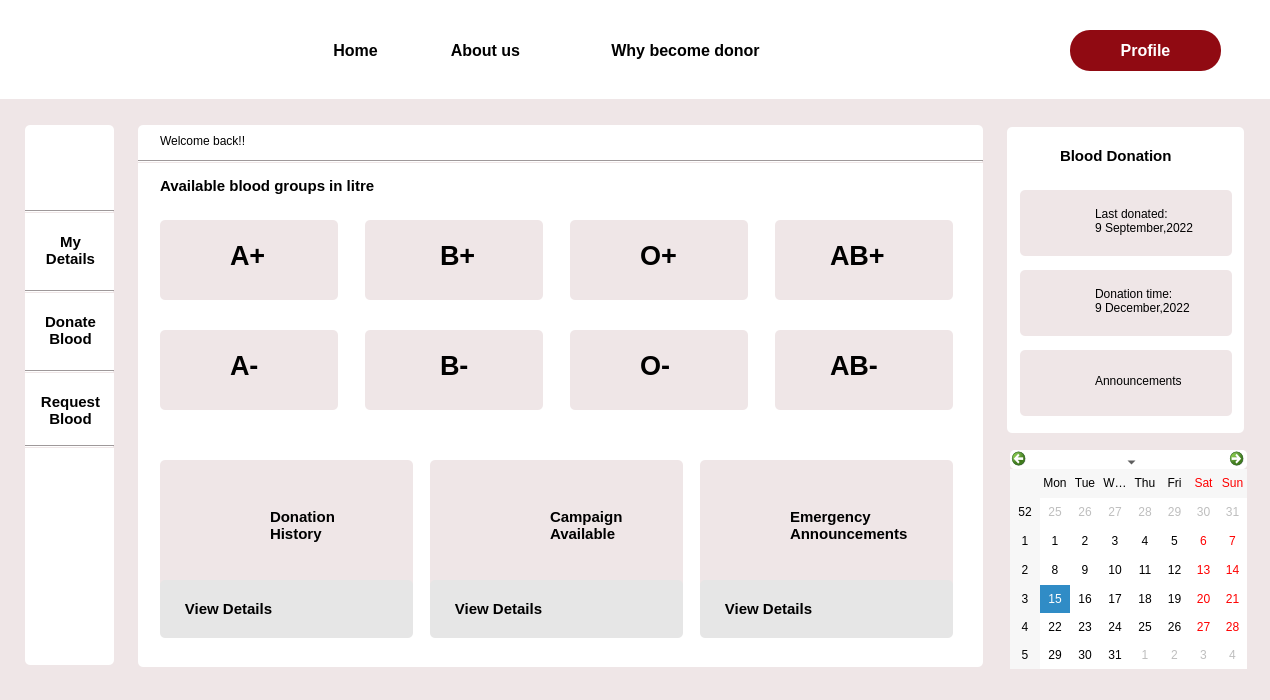
This is userDashboard.ui in Rista10/Final as Qt 5 draws it before an edit. The edited form follows.
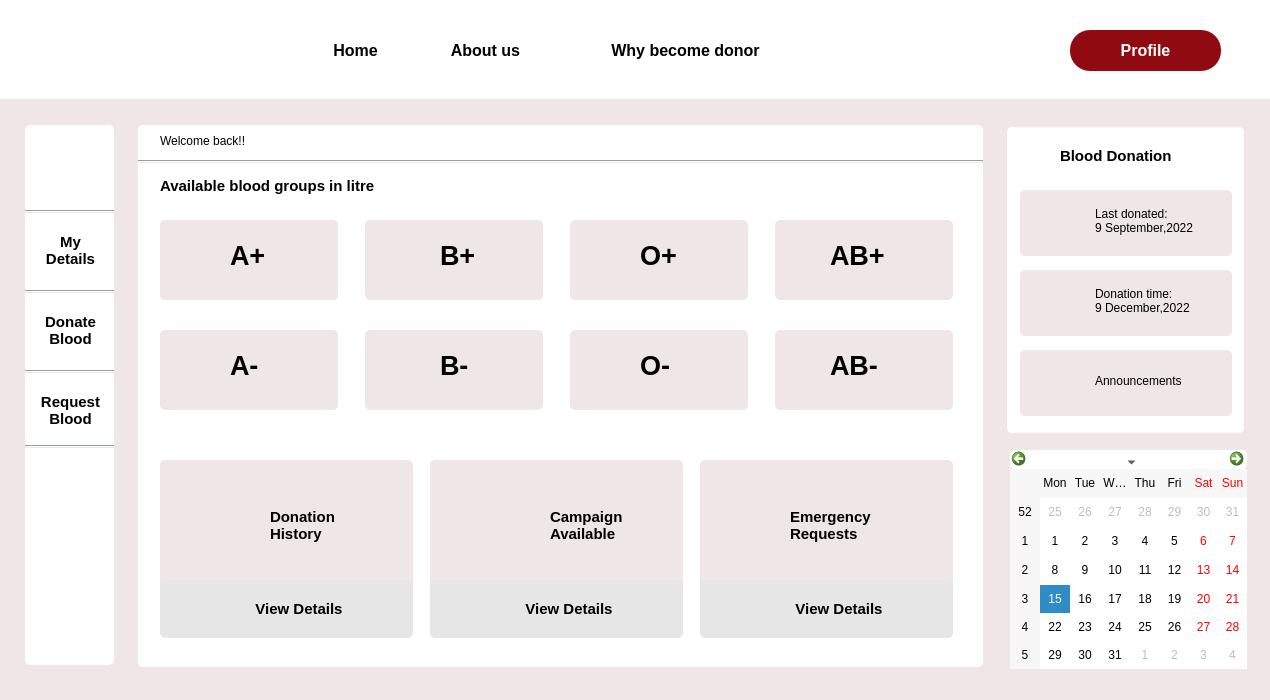
This is the edited form. Icons and pictures are not drawn.

Diff of the .ui file:
```diff
--- a/userDashboard.ui
+++ b/userDashboard.ui
@@ -16,36 +16,6 @@
   <property name="styleSheet">
    <string notr="true">background-color: #EFE6E7</string>
   </property>
-  <widget class="QLabel" name="label_22">
-   <property name="geometry">
-    <rect>
-     <x>700</x>
-     <y>580</y>
-     <width>253</width>
-     <height>58</height>
-    </rect>
-   </property>
-   <property name="font">
-    <font>
-     <pointsize>11</pointsize>
-     <bold>true</bold>
-    </font>
-   </property>
-   <property name="cursor">
-    <cursorShape>PointingHandCursor</cursorShape>
-   </property>
-   <property name="styleSheet">
-    <string notr="true">*{border-radius:5px;
-background-color: #E6E6E6;}
-
-#label_22::hover{
-border-botton:3px solid rgb(144, 10, 18);
-color: rgb(144, 10, 18);}</string>
-   </property>
-   <property name="text">
-    <string>      View Details</string>
-   </property>
-  </widget>
   <widget class="QLabel" name="label_41">
    <property name="geometry">
     <rect>
@@ -115,7 +85,7 @@
    </property>
    <property name="text">
     <string>Emergency
-Announcements</string>
+Requests</string>
    </property>
   </widget>
   <widget class="QLabel" name="label_37">
@@ -623,36 +593,6 @@
     <enum>Qt::Horizontal</enum>
    </property>
   </widget>
-  <widget class="QLabel" name="label_21">
-   <property name="geometry">
-    <rect>
-     <x>430</x>
-     <y>580</y>
-     <width>253</width>
-     <height>58</height>
-    </rect>
-   </property>
-   <property name="font">
-    <font>
-     <pointsize>11</pointsize>
-     <bold>true</bold>
-    </font>
-   </property>
-   <property name="cursor">
-    <cursorShape>PointingHandCursor</cursorShape>
-   </property>
-   <property name="styleSheet">
-    <string notr="true">*{border-radius:5px;
-background-color: #E6E6E6;}
-
-#label_21::hover{
-border-botton:3px solid rgb(144, 10, 18);
-color: rgb(144, 10, 18);}</string>
-   </property>
-   <property name="text">
-    <string>      View Details</string>
-   </property>
-  </widget>
   <widget class="QLabel" name="label_8">
    <property name="geometry">
     <rect>
@@ -804,37 +744,6 @@
     <string>B+</string>
    </property>
   </widget>
-  <widget class="QLabel" name="label_20">
-   <property name="geometry">
-    <rect>
-     <x>160</x>
-     <y>580</y>
-     <width>253</width>
-     <height>58</height>
-    </rect>
-   </property>
-   <property name="font">
-    <font>
-     <pointsize>11</pointsize>
-     <bold>true</bold>
-    </font>
-   </property>
-   <property name="cursor">
-    <cursorShape>PointingHandCursor</cursorShape>
-   </property>
-   <property name="styleSheet">
-    <string notr="true">*{border-radius:5px;
-background-color: #E6E6E6;}
-
-
-#label_20::hover{
-border-botton:3px solid rgb(144, 10, 18);
-color: rgb(144, 10, 18);}</string>
-   </property>
-   <property name="text">
-    <string>      View Details</string>
-   </property>
-  </widget>
   <widget class="QLabel" name="label_45">
    <property name="geometry">
     <rect>
@@ -1401,6 +1310,93 @@
     <string/>
    </property>
   </widget>
+  <widget class="QPushButton" name="pushButton">
+   <property name="geometry">
+    <rect>
+     <x>430</x>
+     <y>580</y>
+     <width>253</width>
+     <height>58</height>
+    </rect>
+   </property>
+   <property name="font">
+    <font>
+     <pointsize>11</pointsize>
+     <bold>true</bold>
+    </font>
+   </property>
+   <property name="styleSheet">
+    <string notr="true">#pushButton{border-radius:5px;
+background-color: #E6E6E6;}
+
+#pushButton::hover
+{
+
+	color: rgb(144, 10, 18);
+}</string>
+   </property>
+   <property name="text">
+    <string>      View Details</string>
+   </property>
+  </widget>
+  <widget class="QPushButton" name="pushButton_2">
+   <property name="geometry">
+    <rect>
+     <x>700</x>
+     <y>580</y>
+     <width>253</width>
+     <height>58</height>
+    </rect>
+   </property>
+   <property name="font">
+    <font>
+     <pointsize>11</pointsize>
+     <bold>true</bold>
+    </font>
+   </property>
+   <property name="styleSheet">
+    <string notr="true">#pushButton_2{border-radius:5px;
+background-color: #E6E6E6;}
+
+#pushButton_2::hover
+{
+
+	color: rgb(144, 10, 18);
+}</string>
+   </property>
+   <property name="text">
+    <string>      View Details</string>
+   </property>
+  </widget>
+  <widget class="QPushButton" name="pushButton_3">
+   <property name="geometry">
+    <rect>
+     <x>160</x>
+     <y>580</y>
+     <width>253</width>
+     <height>58</height>
+    </rect>
+   </property>
+   <property name="font">
+    <font>
+     <pointsize>11</pointsize>
+     <bold>true</bold>
+    </font>
+   </property>
+   <property name="styleSheet">
+    <string notr="true">#pushButton_3{border-radius:5px;
+background-color: #E6E6E6;}
+
+#pushButton_3::hover
+{
+
+	color: rgb(144, 10, 18);
+}</string>
+   </property>
+   <property name="text">
+    <string>      View Details</string>
+   </property>
+  </widget>
   <zorder>label</zorder>
   <zorder>label_3</zorder>
   <zorder>label_17</zorder>
@@ -1416,7 +1412,6 @@
   <zorder>label_24</zorder>
   <zorder>label_25</zorder>
   <zorder>label_2</zorder>
-  <zorder>label_22</zorder>
   <zorder>label_41</zorder>
   <zorder>about</zorder>
   <zorder>label_54</zorder>
@@ -1442,11 +1437,9 @@
   <zorder>label_53</zorder>
   <zorder>label_51</zorder>
   <zorder>line_3</zorder>
-  <zorder>label_21</zorder>
   <zorder>label_43</zorder>
   <zorder>label_12</zorder>
   <zorder>label_40</zorder>
-  <zorder>label_20</zorder>
   <zorder>label_45</zorder>
   <zorder>label_18</zorder>
   <zorder>line_2</zorder>
@@ -1468,6 +1461,9 @@
   <zorder>label_19</zorder>
   <zorder>label_28</zorder>
   <zorder>label_35</zorder>
+  <zorder>pushButton</zorder>
+  <zorder>pushButton_2</zorder>
+  <zorder>pushButton_3</zorder>
  </widget>
  <resources/>
  <connections/>
```
